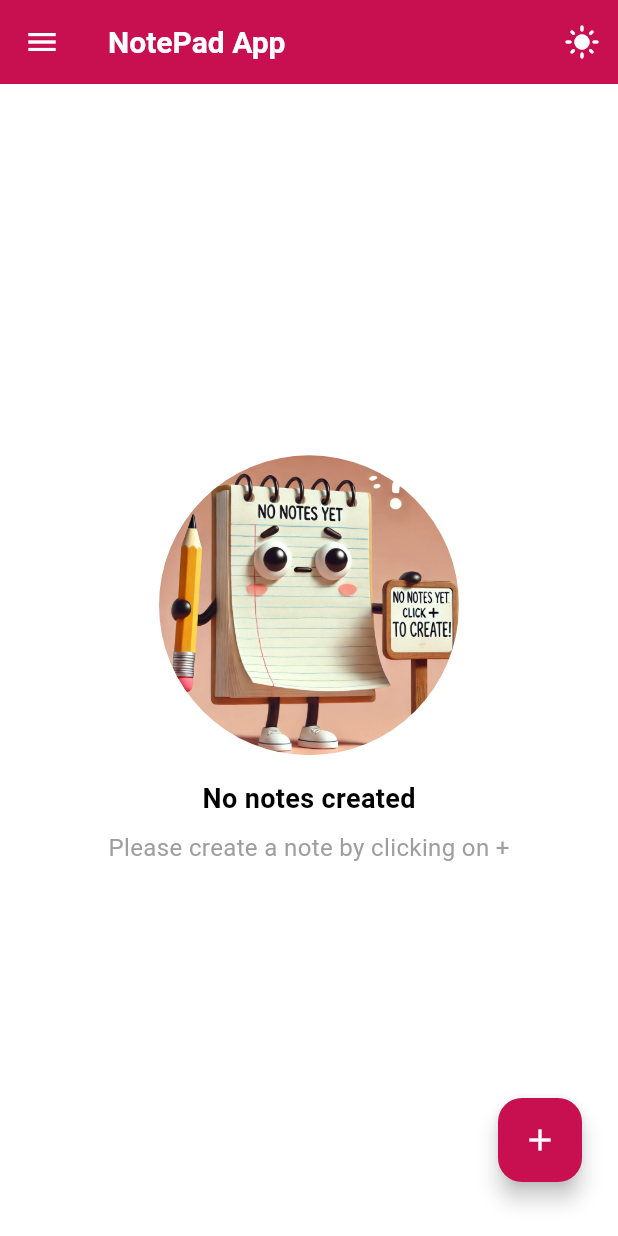
After one commit to raj121276thakre/Flutter-Text-Editor, a Flutter app: the screen it shows after launch, on a phone screen of 412 x 824 dp. The commit adds this screen. Run offline on Flutter 3.47's test engine with Material 3 defaults, Android fonts, the phone set to English and light mode, and no system bars; our stand-ins replace open_filex, shared_preferences, sqflite; accounts and stored records are empty.

Commit message:
Floating Action buttons Conditions implemented

```diff
--- a/lib/Constants/strings.dart
+++ b/lib/Constants/strings.dart
@@ -4,6 +4,7 @@ class AppStrings {
   static const String appName = 'NotePad App';
   static const String appVersion = 'Version 1.0.0';
   static const String appIcon = 'assets/icon/icon.png';
+  static const String noNotesImage = 'assets/images/no_notes.png';
 
   // About the app
   static const String aboutAppDescription =
--- a/lib/Screens/note_screen.dart
+++ b/lib/Screens/note_screen.dart
@@ -8,6 +8,7 @@ import 'package:text_editor/Constants/strings.dart';
 import 'package:text_editor/widgets/drawer_widget.dart';
 import 'package:text_editor/widgets/floating_action_button_widget.dart';
 import 'package:text_editor/widgets/horizontal_scroll_widget.dart';
+import 'package:text_editor/widgets/no_notes_widget.dart';
 import 'package:text_editor/widgets/note_editor_widget.dart';
 
 import '../Providers/note_provider.dart';
@@ -33,14 +34,15 @@ class _NoteScreenState extends State<NoteScreen> {
     _loadNotes();
   }
 
-   // Show confirmation dialog before deleting all notes
+  // Show confirmation dialog before deleting all notes
   void _confirmDeleteAllNotes(BuildContext context) {
     showDialog(
       context: context,
       builder: (BuildContext context) {
         return AlertDialog(
           title: Text('Delete All Notes'),
-          content: Text('Are you sure you want to delete all notes? This action cannot be undone.'),
+          content: Text(
+              'Are you sure you want to delete all notes? This action cannot be undone.'),
           actions: <Widget>[
             TextButton(
               child: Text('Cancel'),
@@ -61,7 +63,6 @@ class _NoteScreenState extends State<NoteScreen> {
       },
     );
   }
-
 
   void _showThemeBottomDialog(BuildContext context) {
     final themeProvider = Provider.of<ThemeProvider>(context, listen: false);
@@ -84,7 +85,7 @@ class _NoteScreenState extends State<NoteScreen> {
               ),
               ListTile(
                 leading: Icon(Icons.light_mode),
-                title: Text('Light Theme'),
+                title: Text('Purple Theme'),
                 onTap: () {
                   themeProvider.setTheme(themeProvider.lightTheme);
                   Navigator.pop(context);
@@ -324,38 +325,14 @@ class _NoteScreenState extends State<NoteScreen> {
       drawer: DrawerWidget(
         noteProvider: noteProvider,
         showThemeDialog: _showThemeAlertDialog,
-          deleteAllNotes: _confirmDeleteAllNotes, // Pass the delete function
+        deleteAllNotes: _confirmDeleteAllNotes, // Pass the delete function
       ),
       body: SafeArea(
         child: noteProvider.notes.isEmpty
             ? Center(
-                child: Column(
-                  mainAxisAlignment: MainAxisAlignment.center,
-                  children: [
-                    ClipOval(
-                      child: Image.asset(
-                        'assets/images/no_notes.png',
-                        height: 200,
-                        width: 200,
-                        fit: BoxFit.cover,
-                      ),
-                    ),
-                    const SizedBox(height: 16),
-                    const Text(
-                      "No notes created",
-                      style: TextStyle(
-                        fontSize: 18,
-                        fontWeight: FontWeight.bold,
-                      ),
-                    ),
-                    const SizedBox(height: 8),
-                    const Text(
-                      "Please create a note by clicking on +",
-                      style: TextStyle(fontSize: 16, color: Colors.grey),
-                    ),
-                  ],
-                ),
-              )
+                child:
+                    const NoNotesWidget() // Use the new widget when there are no notes
+                )
             : Column(
                 children: [
                   HorizontalScrollWidget(noteProvider: noteProvider),
@@ -387,6 +364,8 @@ class _NoteScreenState extends State<NoteScreen> {
             currentNote.title,
           );
         },
+        hasNotes: noteProvider
+            .notes.isNotEmpty, // Pass the flag to check if there are notes
       ),
     );
   }
--- a/lib/widgets/floating_action_button_widget.dart
+++ b/lib/widgets/floating_action_button_widget.dart
@@ -9,6 +9,7 @@ class FloatingActionButtonWidget extends StatelessWidget {
   final Function redo;
   final Function deleteCurrentNote;
   final Function downloadCurrentNote;
+  final bool hasNotes; // New parameter to check if there are any notes
 
   const FloatingActionButtonWidget({
     Key? key,
@@ -19,6 +20,7 @@ class FloatingActionButtonWidget extends StatelessWidget {
     required this.redo,
     required this.deleteCurrentNote,
     required this.downloadCurrentNote,
+    required this.hasNotes, // Added to check if notes exist
   }) : super(key: key);
 
   @override
@@ -31,16 +33,16 @@ class FloatingActionButtonWidget extends StatelessWidget {
         mainAxisSize: MainAxisSize.min,
         crossAxisAlignment: CrossAxisAlignment.end,
         children: [
-          if (isFabExpanded) ...[
+          // Show these buttons only if there are notes (hasNotes is true)
+          if (isFabExpanded && hasNotes) ...[
             FloatingActionButton.small(
               heroTag: "generate_pdf",
               onPressed: () => downloadCurrentNote(),
               backgroundColor: theme.colorScheme.primary,
-              child: const Icon( Icons.download, color: Colors.white),
+              child: const Icon(Icons.download, color: Colors.white),
             ),
-            const SizedBox(height: 8),
             FloatingActionButton.small(
-              heroTag: "new_note",
+              heroTag: "create_note",
               onPressed: () => createNewNote(),
               backgroundColor: theme.colorScheme.primary,
               child: const Icon(Icons.note_add, color: Colors.white),
@@ -68,6 +70,20 @@ class FloatingActionButtonWidget extends StatelessWidget {
             ),
             const SizedBox(height: 8),
           ],
+
+          // Only show the "Create Note" button if no notes exist
+          if (isFabExpanded && !hasNotes) ...[
+            FloatingActionButton.small(
+              heroTag: "create_note",
+              onPressed: () => createNewNote(),
+              backgroundColor: theme.colorScheme.primary,
+              child: const Icon(Icons.note_add, color: Colors.white),
+            ),
+            const SizedBox(height: 8),
+          ],
+
+          // Show the "Create Note" button if there are no notes or when the FAB is expanded
+          if (!hasNotes || isFabExpanded) ...[
             FloatingActionButton(
               onPressed: () {
                 onFabExpandedChange();
@@ -77,6 +93,7 @@ class FloatingActionButtonWidget extends StatelessWidget {
                   color: Colors.white),
             ),
           ],
+        ],
       ),
     );
   }
--- /dev/null
+++ b/lib/widgets/no_notes_widget.dart
@@ -0,0 +1,37 @@
+// lib/widgets/no_notes_widget.dart
+import 'package:flutter/material.dart';
+import 'package:text_editor/Constants/strings.dart';
+
+class NoNotesWidget extends StatelessWidget {
+  const NoNotesWidget({Key? key}) : super(key: key);
+
+  @override
+  Widget build(BuildContext context) {
+    return Column(
+      mainAxisAlignment: MainAxisAlignment.center,
+      children: [
+        ClipOval(
+          child: Image.asset(
+            AppStrings.noNotesImage, // Ensure this image exists in your assets folder
+            height: 200,
+            width: 200,
+            fit: BoxFit.cover,
+          ),
+        ),
+        const SizedBox(height: 16),
+        const Text(
+          "No notes created",
+          style: TextStyle(
+            fontSize: 18,
+            fontWeight: FontWeight.bold,
+          ),
+        ),
+        const SizedBox(height: 8),
+        const Text(
+          "Please create a note by clicking on +",
+          style: TextStyle(fontSize: 16, color: Colors.grey),
+        ),
+      ],
+    );
+  }
+}
```
Lines whose indentation alone changed are shown as unchanged.
